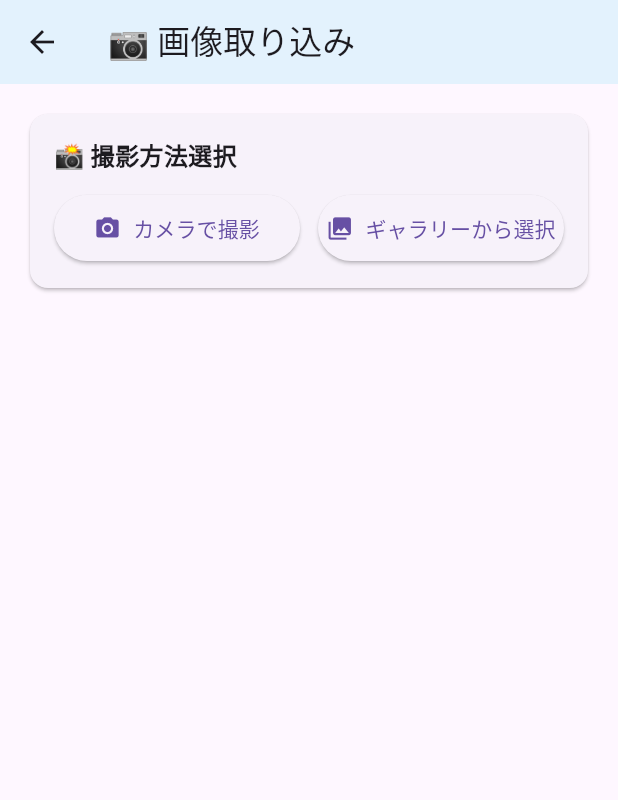
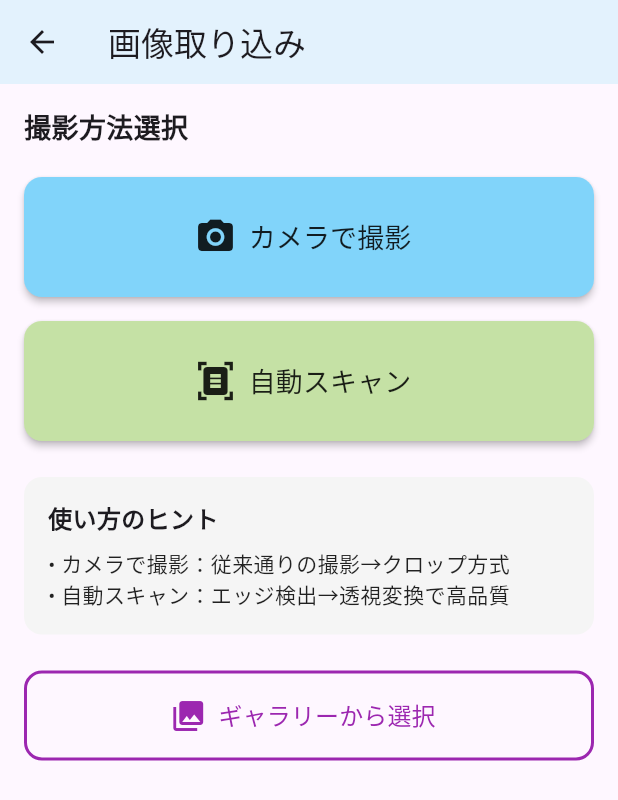
Before and after one commit to hamana-michiyo/handwriting-app, a Flutter app: the screen it shows after launch, after a tap on "📷 新規撮影", on a phone screen of 412 x 824 dp. Shown: the top 800 px of the screen. Run offline on Flutter 3.47's test engine with Material 3 defaults, Android fonts, the phone set to English and light mode, and no system bars; our stand-ins replace camera, image_cropper, image_picker, permission_handler; missing offline and left inert: cunning_document_scanner; network calls fail.

Commit message:
feat: 撮影方法選択UIをTOPページから画像取り込み画面に統合
- TOPページからDocument Scannerボタンを削除し、シンプル化
- 画像取り込み画面を大幅改修：
  • カメラで撮影（従来のcamera + image_cropper方式）
  • 自動スキャン（cunning_document_scanner方式）
  • ギャラリーから選択
- スクリーンショット通りのデザインに統合
- 使い方のヒントセクション追加
- カラーリング・レイアウトを統一し、UX向上

🤖 Generated with [Claude Code](https://claude.ai/code)

Co-Authored-By: Claude <noreply@anthropic.com>

```diff
--- a/moji_manage_app/lib/screens/home_screen.dart
+++ b/moji_manage_app/lib/screens/home_screen.dart
@@ -273,24 +273,6 @@ class _HomeScreenState extends State<HomeScreen> {
                 ),
               ],
             ),
-            const SizedBox(height: 16),
-            SizedBox(
-              width: double.infinity,
-              child: _buildFunctionButton(
-                icon: Icons.document_scanner,
-                title: '🧪 Document Scanner実験',
-                subtitle: '自動エッジ検出・透視変換・画質向上\n※Manualモード推奨（精度重視）',
-                onTap: () {
-                  Navigator.push(
-                    context,
-                    MaterialPageRoute(
-                      builder: (context) => const DocumentScannerScreen(),
-                    ),
-                  );
-                },
-                color: Colors.purple,
-              ),
-            ),
           ],
         ),
       ),
--- a/moji_manage_app/lib/screens/image_capture_screen.dart
+++ b/moji_manage_app/lib/screens/image_capture_screen.dart
@@ -1,4 +1,5 @@
 import 'package:flutter/material.dart';
+import 'package:cunning_document_scanner/cunning_document_scanner.dart';
 import '../services/camera_service.dart';
 import 'fullscreen_camera_screen.dart';
 import 'image_preview_screen.dart';
@@ -31,6 +32,7 @@ class _ImageCaptureScreenState extends State<ImageCaptureScreen> {
     });
   }
 
+  /// カメラで撮影（従来方式：camera + image_cropper）
   Future<void> _takePicture() async {
     if (!_isCameraInitialized) return;
 
@@ -58,6 +60,52 @@ class _ImageCaptureScreenState extends State<ImageCaptureScreen> {
       // アップロード成功時は撮影画面に戻る
       if (result == true && mounted) {
         Navigator.pop(context); // 撮影画面を閉じる
+      }
+    }
+  }
+
+  /// 自動スキャン（cunning_document_scanner方式）
+  Future<void> _scanDocument() async {
+    setState(() => _isLoading = true);
+
+    try {
+      List<String> pictures = await CunningDocumentScanner.getPictures() ?? [];
+
+      if (pictures.isNotEmpty && mounted) {
+        // 最初の画像をプレビュー画面で表示
+        final bool? result = await Navigator.push<bool?>(
+          context,
+          MaterialPageRoute(
+            builder: (context) => ImagePreviewScreen(
+              imagePath: pictures.first,
+            ),
+          ),
+        );
+
+        // アップロード成功時は撮影画面に戻る
+        if (result == true && mounted) {
+          Navigator.pop(context); // 撮影画面を閉じる
+        }
+      } else if (mounted) {
+        ScaffoldMessenger.of(context).showSnackBar(
+          const SnackBar(
+            content: Text('スキャンがキャンセルされました'),
+            backgroundColor: Colors.orange,
+          ),
+        );
+      }
+    } catch (e) {
+      if (mounted) {
+        ScaffoldMessenger.of(context).showSnackBar(
+          SnackBar(
+            content: Text('スキャンに失敗しました: ${e.toString()}'),
+            backgroundColor: Colors.red,
+          ),
+        );
+      }
+    } finally {
+      if (mounted) {
+        setState(() => _isLoading = false);
       }
     }
   }
@@ -95,7 +143,7 @@ class _ImageCaptureScreenState extends State<ImageCaptureScreen> {
   Widget build(BuildContext context) {
     return Scaffold(
       appBar: AppBar(
-        title: const Text('📷 画像取り込み'),
+        title: const Text('画像取り込み'),
         backgroundColor: Colors.blue.shade50,
       ),
       body: _isLoading
@@ -112,48 +160,103 @@ class _ImageCaptureScreenState extends State<ImageCaptureScreen> {
     );
   }
 
-
   Widget _buildCaptureMethodSelection() {
-    return Card(
-      child: Padding(
-        padding: const EdgeInsets.all(16.0),
-        child: Column(
+    return Column(
       crossAxisAlignment: CrossAxisAlignment.start,
       children: [
         const Text(
-              '📸 撮影方法選択',
-              style: TextStyle(fontSize: 16, fontWeight: FontWeight.bold),
+          '撮影方法選択',
+          style: TextStyle(fontSize: 18, fontWeight: FontWeight.bold),
         ),
-            const SizedBox(height: 12),
-            Row(
-              children: [
-                Expanded(
+        const SizedBox(height: 20),
+
+        // カメラで撮影ボタン
+        SizedBox(
+          width: double.infinity,
+          height: 80,
           child: ElevatedButton.icon(
             onPressed: _isCameraInitialized ? _takePicture : null,
-                    icon: const Icon(Icons.camera_alt),
-                    label: const Text('カメラで撮影'),
+            icon: const Icon(Icons.camera_alt, size: 28),
+            label: const Text('カメラで撮影', style: TextStyle(fontSize: 18)),
             style: ElevatedButton.styleFrom(
-                      padding: const EdgeInsets.symmetric(vertical: 12),
+              backgroundColor: Colors.lightBlue.shade200,
+              foregroundColor: Colors.black87,
+              shape: RoundedRectangleBorder(
+                borderRadius: BorderRadius.circular(12),
+              ),
+              elevation: 2,
             ),
           ),
         ),
-                const SizedBox(width: 12),
-                Expanded(
+
+        const SizedBox(height: 16),
+
+        // 自動スキャンボタン
+        SizedBox(
+          width: double.infinity,
+          height: 80,
           child: ElevatedButton.icon(
+            onPressed: _scanDocument,
+            icon: const Icon(Icons.document_scanner, size: 28),
+            label: const Text('自動スキャン', style: TextStyle(fontSize: 18)),
+            style: ElevatedButton.styleFrom(
+              backgroundColor: Colors.lightGreen.shade200,
+              foregroundColor: Colors.black87,
+              shape: RoundedRectangleBorder(
+                borderRadius: BorderRadius.circular(12),
+              ),
+              elevation: 2,
+            ),
+          ),
+        ),
+
+        const SizedBox(height: 24),
+
+        // 使い方のヒント
+        Container(
+          width: double.infinity,
+          padding: const EdgeInsets.all(16),
+          decoration: BoxDecoration(
+            color: Colors.grey.shade100,
+            borderRadius: BorderRadius.circular(12),
+          ),
+          child: const Column(
+            crossAxisAlignment: CrossAxisAlignment.start,
+            children: [
+              Text(
+                '使い方のヒント',
+                style: TextStyle(fontSize: 16, fontWeight: FontWeight.bold),
+              ),
+              SizedBox(height: 8),
+              Text(
+                '• カメラで撮影：従来通りの撮影→クロップ方式\n'
+                '• 自動スキャン：エッジ検出→透視変換で高品質',
+                style: TextStyle(fontSize: 14, color: Colors.black87),
+              ),
+            ],
+          ),
+        ),
+
+        const SizedBox(height: 24),
+
+        // ギャラリーから選択ボタン
+        SizedBox(
+          width: double.infinity,
+          height: 60,
+          child: OutlinedButton.icon(
             onPressed: _pickFromGallery,
-                    icon: const Icon(Icons.photo_library),
-                    label: const Text('ギャラリーから選択'),
-                    style: ElevatedButton.styleFrom(
-                      padding: const EdgeInsets.symmetric(vertical: 12),
+            icon: const Icon(Icons.photo_library, size: 24),
+            label: const Text('ギャラリーから選択', style: TextStyle(fontSize: 16)),
+            style: OutlinedButton.styleFrom(
+              foregroundColor: Colors.purple,
+              side: const BorderSide(color: Colors.purple, width: 2),
+              shape: RoundedRectangleBorder(
+                borderRadius: BorderRadius.circular(12),
+              ),
             ),
           ),
         ),
       ],
-            ),
-          ],
-        ),
-      ),
     );
   }
-
 }
```
Lines whose indentation alone changed are shown as unchanged.
